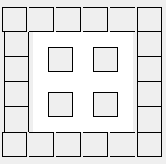
The window that Ludo/Home.ui (rimsa/qt-games) describes before a commit, drawn with Qt 5.
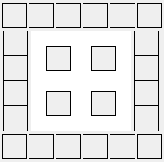
The same window after the commit. Custom widgets are drawn as their Qt base class.

```diff
--- a/Ludo/Home.ui
+++ b/Ludo/Home.ui
@@ -6,14 +6,14 @@
    <rect>
     <x>0</x>
     <y>0</y>
-    <width>166</width>
-    <height>164</height>
+    <width>164</width>
+    <height>162</height>
    </rect>
   </property>
   <property name="windowTitle">
    <string>Form</string>
   </property>
-  <layout class="QVBoxLayout" name="verticalLayout_7">
+  <layout class="QVBoxLayout" name="verticalLayout_6">
    <property name="spacing">
     <number>0</number>
    </property>
@@ -30,17 +30,12 @@
     <number>0</number>
    </property>
    <item>
-    <layout class="QVBoxLayout" name="verticalLayout_6">
+    <layout class="QHBoxLayout" name="topRow">
      <property name="spacing">
       <number>0</number>
      </property>
      <item>
-      <layout class="QHBoxLayout" name="horizontalLayout">
-       <property name="spacing">
-        <number>0</number>
-       </property>
-       <item>
-        <widget class="QLabel" name="piece00">
+      <widget class="QLabel" name="border00">
          <property name="minimumSize">
           <size>
            <width>25</width>
@@ -62,7 +57,7 @@
         </widget>
        </item>
        <item>
-        <widget class="QLabel" name="piece01_3">
+      <widget class="QLabel" name="border01">
          <property name="minimumSize">
           <size>
            <width>25</width>
@@ -84,7 +79,7 @@
         </widget>
        </item>
        <item>
-        <widget class="QLabel" name="piece02_3">
+      <widget class="QLabel" name="border02">
          <property name="minimumSize">
           <size>
            <width>25</width>
@@ -106,7 +101,7 @@
         </widget>
        </item>
        <item>
-        <widget class="QLabel" name="piece03_3">
+      <widget class="QLabel" name="border03">
          <property name="minimumSize">
           <size>
            <width>25</width>
@@ -128,7 +123,7 @@
         </widget>
        </item>
        <item>
-        <widget class="QLabel" name="piece04_3">
+      <widget class="QLabel" name="border04">
          <property name="minimumSize">
           <size>
            <width>25</width>
@@ -150,7 +145,7 @@
         </widget>
        </item>
        <item>
-        <widget class="QLabel" name="piece05">
+      <widget class="QLabel" name="border05">
          <property name="minimumSize">
           <size>
            <width>25</width>
@@ -787,9 +782,14 @@
       </layout>
      </item>
     </layout>
-   </item>
-  </layout>
  </widget>
+ <customwidgets>
+  <customwidget>
+   <class>Tile</class>
+   <extends>QPushButton</extends>
+   <header location="global">Tile.h</header>
+  </customwidget>
+ </customwidgets>
  <resources/>
  <connections/>
 </ui>
```
Left out of the diff: 62 changed lines with no effect on the pictures. Lines whose indentation alone changed are shown as unchanged.
